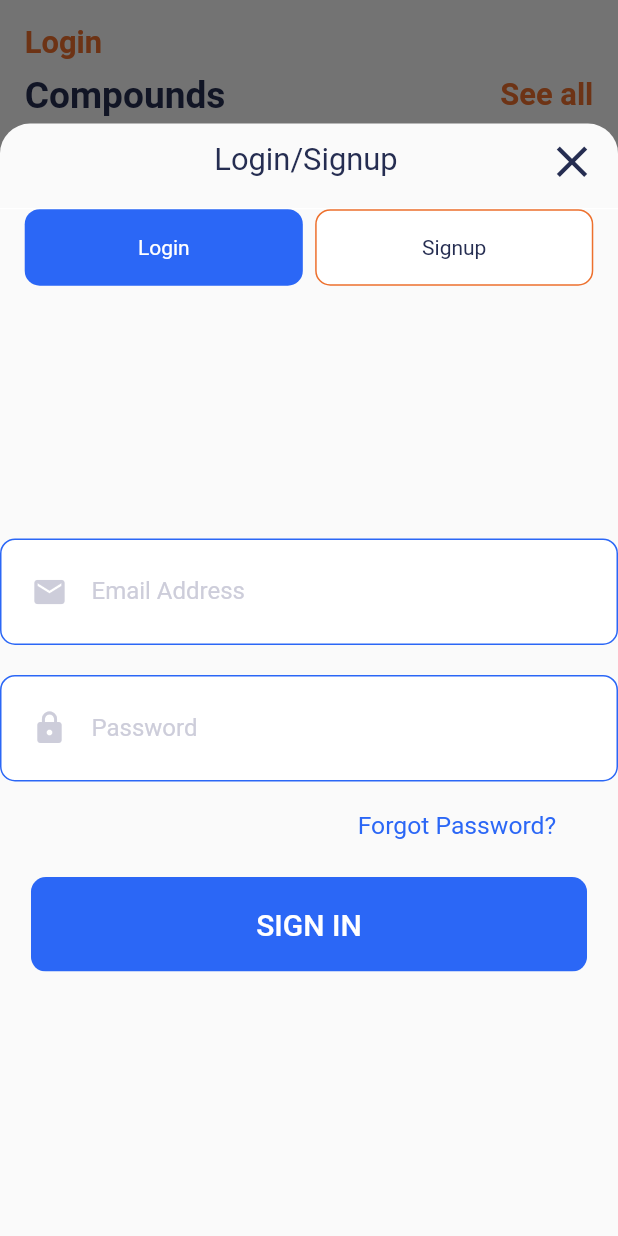
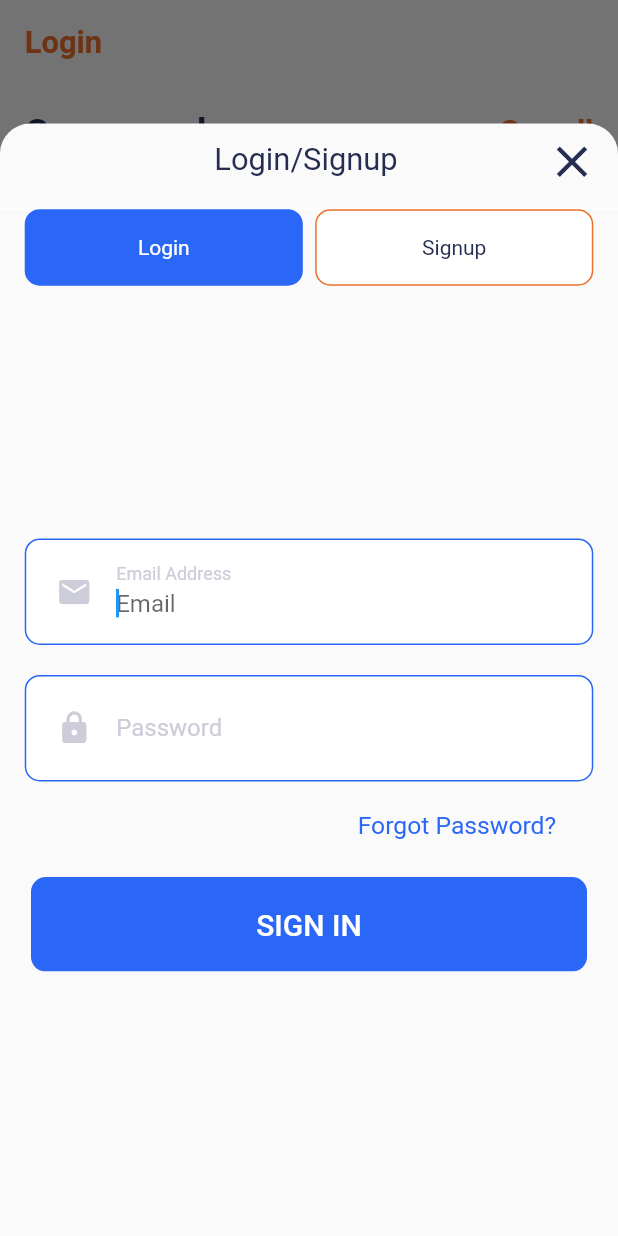
Before and after one commit to AhmedNAshour/realestate, a Flutter app: the screen it shows after launch, after a tap on "Login", on a phone screen of 412 x 824 dp. Run offline on Flutter 3.47's test engine with Material 2 defaults, Android fonts, the phone set to English and light mode, and no system bars; drawn by our look-alikes of curved_navigation_bar; our stand-ins replace awesome_dialog, cloud_firestore, file_picker, firebase_auth, firebase_core, firebase_storage and 9 more; missing offline and left inert: geocoder, sliding_card, smart_select; accounts and stored records are empty.

Commit message:
Final prototype

```diff
--- /dev/null
+++ b/lib/components/AdminHome/compoundsDistrictsSlider.dart
@@ -0,0 +1,63 @@
+import 'package:flutter/material.dart';
+import 'package:realestate/constants.dart';
+import 'package:realestate/screens/shared/compounds_search.dart';
+
+class CompoundsDistrictsSlider extends StatelessWidget {
+  CompoundsDistrictsSlider({
+    Key key,
+  }) : super(key: key);
+
+  final List<String> districts = [
+    'New Cairo',
+    'Heliopolis',
+    'Madinty',
+    'El 3alamen',
+  ];
+
+  @override
+  Widget build(BuildContext context) {
+    Size size = MediaQuery.of(context).size;
+    return Container(
+      width: size.width * 0.9,
+      height: size.height * 0.12,
+      child: ListView.builder(
+        scrollDirection: Axis.horizontal,
+        itemCount: districts.length,
+        itemBuilder: (context, index) {
+          return GestureDetector(
+            onTap: () {
+              Navigator.pushNamed(context, CompoundsSearch.id, arguments: {
+                'district': districts[index],
+              });
+            },
+            child: Container(
+              width: size.width * 0.3,
+              margin: EdgeInsets.symmetric(
+                vertical: size.height * 0.02,
+                horizontal: size.width * 0.01,
+              ),
+              padding: EdgeInsets.symmetric(
+                vertical: size.height * 0.02,
+                horizontal: size.width * 0.02,
+              ),
+              decoration: BoxDecoration(
+                color: kPrimaryColor,
+                borderRadius: BorderRadius.circular(10),
+              ),
+              child: Center(
+                child: Text(
+                  districts[index],
+                  style: TextStyle(
+                    color: kPrimaryLightColor,
+                    // fontSize:
+                    //     size.width * 0.04,
+                  ),
+                ),
+              ),
+            ),
+          );
+        },
+      ),
+    );
+  }
+}
--- a/lib/components/AdminHome/categories_slider.dart
+++ b/lib/components/AdminHome/propertyTypesSlider.dart
@@ -2,8 +2,8 @@ import 'package:flutter/material.dart';
 import 'package:realestate/constants.dart';
 import 'package:realestate/screens/shared/properties_search.dart';
 
-class PropertyTypesSlides extends StatelessWidget {
-  PropertyTypesSlides({
+class PropertyTypesSlider extends StatelessWidget {
+  PropertyTypesSlider({
     Key key,
   }) : super(key: key);
 
--- a/lib/components/forms/rounded_input_field.dart
+++ b/lib/components/forms/rounded_input_field.dart
@@ -11,6 +11,7 @@ class RoundedInputField extends StatelessWidget {
     this.validator,
     this.obsecureText,
     this.labelText,
+    this.textInputType,
   }) : super(key: key);
 
   final String hintText;
@@ -19,11 +20,14 @@ class RoundedInputField extends StatelessWidget {
   final FormFieldValidator validator;
   final bool obsecureText;
   final String labelText;
+  final TextInputType textInputType;
 
   @override
   Widget build(BuildContext context) {
     return TextFieldContainer(
       child: TextFormField(
+        keyboardType: textInputType,
+        autofocus: true,
         obscureText: obsecureText,
         validator: validator,
         onChanged: onChanged,
--- a/lib/components/lists_cards/compound_card.dart
+++ b/lib/components/lists_cards/compound_card.dart
@@ -94,7 +94,7 @@ class _CompoundCardState extends State<CompoundCard> {
         child: Container(
           padding: EdgeInsets.all(width * 0.02),
           height: height * 0.3,
-          width: width * 0.88,
+          width: width * 1,
           decoration: BoxDecoration(
             color: kPrimaryColor,
             image: DecorationImage(
@@ -115,10 +115,12 @@ class _CompoundCardState extends State<CompoundCard> {
               ),
               Positioned(
                 bottom: 0,
+                left: width * 0.01,
+                right: width * 0.01,
                 child: Container(
                   padding: EdgeInsets.all(width * 0.03),
                   // height: height * 0.1,
-                  width: width * 0.84,
+                  width: width * 0.85,
                   // width: double.infinity,
                   decoration: BoxDecoration(
                     color: kPrimaryLightColor,
--- a/lib/components/lists_cards/compoundsList.dart
+++ b/lib/components/lists_cards/compoundsList.dart
@@ -27,6 +27,11 @@ class _CompoundsListState extends State<CompoundsList> {
   Widget build(BuildContext context) {
     List<Compound> compounds = Provider.of<List<Compound>>(context) ?? [];
     Size size = MediaQuery.of(context).size;
+
+    if (compounds.length == 0) {
+      return Center(
+          child: Text('Unfortunately , no matching compounds exist :/'));
+    }
 
     compounds.sort((a, b) {
       var aTitle = a.name; //before -> var adate = a.expiry;
--- a/lib/components/lists_cards/propertiesList.dart
+++ b/lib/components/lists_cards/propertiesList.dart
@@ -1,4 +1,5 @@
 import 'package:flutter/material.dart';
+import 'package:lottie/lottie.dart';
 import 'package:provider/provider.dart';
 import 'package:realestate/components/lists_cards/property_card.dart';
 import 'package:realestate/models/property.dart';
@@ -28,6 +29,14 @@ class _PropertiesListState extends State<PropertiesList> {
   Widget build(BuildContext context) {
     List<Property> properties = Provider.of<List<Property>>(context) ?? [];
     Size size = MediaQuery.of(context).size;
+
+    if (properties.length == 0) {
+      return Center(
+        child: Container(
+          child: Text('Unfortunately , no matching properties exist :/'),
+        ),
+      );
+    }
 
     if (widget.userFavorites != null) {
       setState(() {
--- a/lib/components/lists_cards/propertiesList_admin.dart
+++ b/lib/components/lists_cards/propertiesList_admin.dart
@@ -1,4 +1,5 @@
 import 'package:flutter/material.dart';
+import 'package:lottie/lottie.dart';
 import 'package:provider/provider.dart';
 import 'package:realestate/components/lists_cards/property_card_admin.dart';
 import 'package:realestate/models/property.dart';
@@ -27,6 +28,14 @@ class _PropertiesListAdminState extends State<PropertiesListAdmin> {
   Widget build(BuildContext context) {
     List<Property> properties = Provider.of<List<Property>>(context) ?? [];
     Size size = MediaQuery.of(context).size;
+
+    if (properties.length == 0) {
+      return Center(
+        child: Container(
+          child: Text('Unfortunately , no matching properties exist :/'),
+        ),
+      );
+    }
 
     if (widget.userFavorites != null) {
       setState(() {
--- a/lib/components/lists_cards/property_card.dart
+++ b/lib/components/lists_cards/property_card.dart
@@ -202,7 +202,7 @@ class _PropertyCardState extends State<PropertyCard> {
                 child: Container(
                   padding: EdgeInsets.all(width * 0.03),
                   height: height * 0.15,
-                  width: width * 0.84,
+                  width: width * 0.88,
                   // width: double.infinity,
                   decoration: BoxDecoration(
                     color: kPrimaryLightColor,
--- a/lib/components/lists_cards/property_card_admin.dart
+++ b/lib/components/lists_cards/property_card_admin.dart
@@ -220,7 +220,7 @@ class _AdminPropertyCardState extends State<AdminPropertyCard> {
                 child: Container(
                   padding: EdgeInsets.all(width * 0.03),
                   height: height * 0.15,
-                  width: width * 0.84,
+                  width: width * 0.88,
                   // width: double.infinity,
                   decoration: BoxDecoration(
                     color: kPrimaryLightColor,
--- a/lib/screens/admin/addResale_screen.dart
+++ b/lib/screens/admin/addResale_screen.dart
@@ -286,6 +286,7 @@ class _AddResaleState extends State<AddResale> {
                                           : null,
                                     ),
                                     RoundedInputField(
+                                      textInputType: TextInputType.number,
                                       obsecureText: false,
                                       icon: FontAwesomeIcons.moneyBill,
                                       hintText: listingType == 1
@@ -300,6 +301,7 @@ class _AddResaleState extends State<AddResale> {
                                           : null,
                                     ),
                                     RoundedInputField(
+                                      textInputType: TextInputType.number,
                                       obsecureText: false,
                                       icon: FontAwesomeIcons.bed,
                                       hintText: 'Number of bedrooms',
@@ -313,6 +315,7 @@ class _AddResaleState extends State<AddResale> {
                                           : null,
                                     ),
                                     RoundedInputField(
+                                      textInputType: TextInputType.number,
                                       obsecureText: false,
                                       icon: FontAwesomeIcons.bath,
                                       hintText: 'Number of bathrooms',
@@ -326,6 +329,7 @@ class _AddResaleState extends State<AddResale> {
                                           : null,
                                     ),
                                     RoundedInputField(
+                                      textInputType: TextInputType.number,
                                       obsecureText: false,
                                       icon: FontAwesomeIcons.ruler,
                                       hintText: 'Size in meters squared',
--- a/lib/screens/shared/home.dart
+++ b/lib/screens/shared/home.dart
@@ -1,7 +1,9 @@
 import 'package:flutter/material.dart';
 import 'package:font_awesome_flutter/font_awesome_flutter.dart';
 import 'package:provider/provider.dart';
-import 'package:realestate/components/AdminHome/categories_slider.dart';
+import 'package:realestate/components/AdminHome/compoundsDistrictsSlider.dart';
+import 'package:realestate/components/AdminHome/propertyTypesSlider.dart';
+import 'package:realestate/components/lists_cards/compound_card.dart';
 import 'package:realestate/components/lists_cards/compoundsList.dart';
 import 'package:realestate/components/lists_cards/propertiesList.dart';
 import 'package:realestate/components/lists_cards/propertiesList_admin.dart';
@@ -48,6 +50,7 @@ class _HomeState extends State<Home> {
                       await AuthService().signOut();
                     } else {
                       showModalBottomSheet(
+                        isScrollControlled: true,
                         context: context,
                         shape: RoundedRectangleBorder(
                           borderRadius: BorderRadius.only(
@@ -74,7 +77,6 @@ class _HomeState extends State<Home> {
                             ),
                           );
                         },
-                        isScrollControlled: true,
                       );
                     }
                   },
@@ -88,7 +90,22 @@ class _HomeState extends State<Home> {
                   ),
                 ),
                 SizedBox(
-                  height: height * 0.01,
+                  height: height * 0.02,
+                ),
+                FutureBuilder(
+                  future: DatabaseService().getCompound(),
+                  builder: (context, snapshot) {
+                    if (snapshot.hasData) {
+                      return CompoundCard(
+                        compound: snapshot.data,
+                      );
+                    } else {
+                      return Container();
+                    }
+                  },
+                ),
+                SizedBox(
+                  height: height * 0.02,
                 ),
                 Row(
                   mainAxisAlignment: MainAxisAlignment.spaceBetween,
@@ -119,21 +136,22 @@ class _HomeState extends State<Home> {
                     ),
                   ],
                 ),
-                SizedBox(height: height * 0.02),
-                Container(
-                  height: height * 0.3,
-                  child: MultiProvider(
-                    providers: [
-                      StreamProvider<List<Compound>>.value(
-                        value: DatabaseService().getCompoundsBySearch(
-                          limited: true,
-                        ),
-                      ),
-                    ],
-                    child: CompoundsList('', Axis.horizontal),
-                  ),
-                ),
-                SizedBox(height: height * 0.02),
+                SizedBox(height: height * 0.01),
+                CompoundsDistrictsSlider(),
+                // Container(
+                //   height: height * 0.3,
+                //   child: MultiProvider(
+                //     providers: [
+                //       StreamProvider<List<Compound>>.value(
+                //         value: DatabaseService().getCompoundsBySearch(
+                //           limited: true,
+                //         ),
+                //       ),
+                //     ],
+                //     child: CompoundsList('', Axis.horizontal),
+                //   ),
+                // ),
+                // SizedBox(height: height * 0.01),
                 Text(
                   'Categories',
                   style: TextStyle(
@@ -142,7 +160,7 @@ class _HomeState extends State<Home> {
                     fontWeight: FontWeight.bold,
                   ),
                 ),
-                PropertyTypesSlides(),
+                PropertyTypesSlider(),
                 Row(
                   mainAxisAlignment: MainAxisAlignment.spaceBetween,
                   children: [
--- a/lib/screens/shared/login.dart
+++ b/lib/screens/shared/login.dart
@@ -34,6 +34,8 @@ class _LoginState extends State<Login> {
         ? Loading()
         : Center(
             child: SingleChildScrollView(
+              child: Padding(
+                padding: EdgeInsets.symmetric(horizontal: size.width * 0.04),
                 child: Form(
                   key: _formKey,
                   child: Column(
@@ -46,7 +48,8 @@ class _LoginState extends State<Login> {
                         onChanged: (val) {
                           setState(() => email = val);
                         },
-                      validator: (val) => val.isEmpty ? 'Enter an email' : null,
+                        validator: (val) =>
+                            val.isEmpty ? 'Enter an email' : null,
                       ),
                       RoundedInputField(
                         labelText: 'Password',
@@ -112,6 +115,7 @@ class _LoginState extends State<Login> {
                   ),
                 ),
               ),
+            ),
           );
   }
 
--- a/lib/services/database.dart
+++ b/lib/services/database.dart
@@ -2,7 +2,6 @@ import 'dart:io';
 import 'package:cloud_firestore/cloud_firestore.dart';
 import 'package:firebase_storage/firebase_storage.dart';
 import 'package:realestate/models/compound.dart';
-import 'package:realestate/models/governate.dart';
 import 'package:realestate/models/location.dart';
 import 'package:realestate/models/property.dart';
 import 'package:realestate/models/request.dart';
@@ -149,8 +148,8 @@ class DatabaseService {
   Future updateCompoundData({
     String name,
     String description,
-    String meterPrice,
-    String installementPlan,
+    int meterPrice,
+    int installementPlan,
     String deliveryDate,
     String governate,
     String district,
@@ -287,6 +286,31 @@ class DatabaseService {
     }).toList();
   }
 
+  Future<Compound> getCompound() async {
+    DocumentSnapshot compoundDocument =
+        await compoundsCollection.doc('5DacnFTsw4QF3kRXSc4V').get();
+    Compound compound = Compound(
+      uid: compoundDocument.id,
+      name: compoundDocument.data()['name'] ?? '',
+      area: compoundDocument.data()['area'] ?? '',
+      description: compoundDocument.data()['description'] ?? '',
+      district: compoundDocument.data()['district'] ?? '',
+      governate: compoundDocument.data()['governate'] ?? '',
+      latitude: compoundDocument.data()['latitude'] ?? 0,
+      propertyTypes: compoundDocument.data()['unitTypes'] ?? [],
+      longitude: compoundDocument.data()['longitude'] ?? 0,
+      images: compoundDocument.data()['pictures'] ?? [],
+      meterPrice: compoundDocument.data()['meterPrice'] ?? 0,
+      availablePropertyAreas:
+          compoundDocument.data()['availablePropertyAreas'] ?? '',
+      status: compoundDocument.data()['status'] ?? '',
+      highlighted: compoundDocument.data()['highlighted'] ?? false,
+      installementPlan: compoundDocument.data()['installementPlan'] ?? 0,
+      deliveryDate: compoundDocument.data()['deliveryDate'] ?? '',
+    );
+    return compound;
+  }
+
   Stream<List<Compound>> getCompoundsBySearch({
     bool limited,
     String status,
@@ -294,8 +318,16 @@ class DatabaseService {
     String district,
     String area,
     bool highlighted,
+    String name,
   }) {
     Query query = compoundsCollection;
+
+    if (name != '') {
+      query = query.where(
+        'name',
+        isEqualTo: name,
+      );
+    }
 
     if (status != '') {
       query = query.where(
```
Also changed, not shown: assets/animations/house-loading-icon.json (added, +1 -0 lines), lib/screens/admin/admin_addCompound_screen.dart (+7 -4 lines), lib/screens/shared/compounds_search.dart (+6 -1 lines), lib/screens/shared/loading.dart (+2 -5 lines), lib/screens/shared/signup.dart (+5 -2 lines), pubspec.yaml (+2 -7 lines), pubspec.lock. Lines whose indentation alone changed are shown as unchanged.
